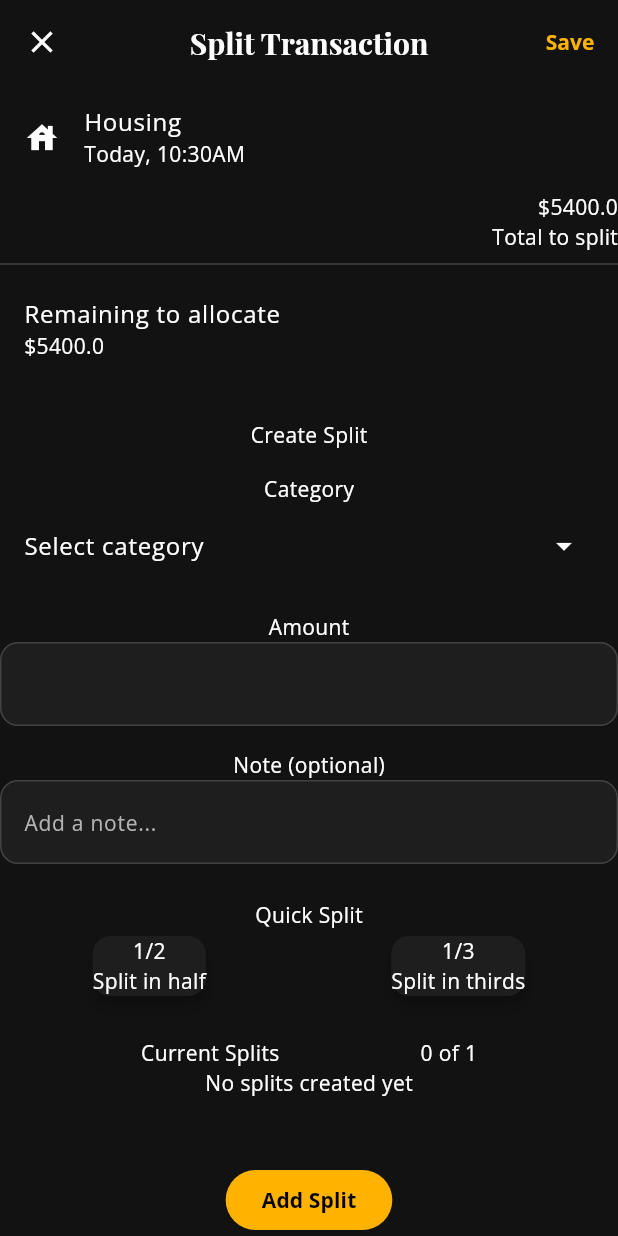
After one commit to MiThaikKaMar/xpens_flow, a Flutter app: the TransactionSplitPage screen opened by its route, on a phone screen of 412 x 824 dp. The commit adds this screen. Run offline on Flutter 3.47's test engine with Material 3 defaults, Android fonts, the phone set to English and light mode, and no system bars; our stand-ins replace equatable, file_picker, flutter_bloc, flutter_datetime_picker_plus, flutter_timezone, fpdart and 8 more; missing offline and left inert: currency_picker; accounts and stored records are empty; statements that could not run were skipped.

Commit message:
implement split page

```diff
--- a/lib/app/router/app_router.dart
+++ b/lib/app/router/app_router.dart
@@ -17,8 +17,10 @@ import 'package:xpens_flow/features/settings/presentation/pages/more_page.dart';
 import 'package:xpens_flow/features/transactions/domain/entities/transaction.dart';
 import 'package:xpens_flow/features/transactions/presentation/pages/transaction_detail_page.dart';
 import 'package:xpens_flow/features/transactions/presentation/pages/transaction_editor_page.dart';
+import 'package:xpens_flow/features/transactions/presentation/pages/transaction_split_page.dart';
 import 'package:xpens_flow/features/transactions/presentation/pages/transactions_feed_page.dart';
 import 'package:xpens_flow/features/transactions/presentation/state/editor/transaction_editor_bloc.dart';
+import 'package:xpens_flow/features/transactions/presentation/state/split/transaction_split_cubit.dart';
 
 import '../../core/common/utils/app_strings.dart';
 import '../../features/transactions/presentation/state/feed/transaction_feed_bloc.dart';
@@ -36,8 +38,8 @@ final GlobalKey<NavigatorState> _moreNavigatorKey = GlobalKey<NavigatorState>();
 
 class AppRouter {
   final GoRouter router = GoRouter(
-    initialLocation: Routes.welcome,
-    //initialLocation: Routes.transactionDetail,
+    //initialLocation: Routes.welcome,
+    initialLocation: '/test/split',
     redirect: (BuildContext context, GoRouterState state) {
       // Check SharedPreferences directly
       final prefsHelper = serviceLocator<SharedPreferencesHelper>();
@@ -115,6 +117,45 @@ class AppRouter {
           );
         },
       ),
+      GoRoute(
+        path: Routes.transactionSplit,
+        builder: (context, state) {
+          final idString = state.pathParameters['id']!;
+          final transactionId = int.parse(idString);
+          final extras = state.extra as Map<String, dynamic>;
+          final transaction = extras['transaction'] as Transaction;
+          final currencySymbol = extras['symbol'] as String;
+          return TransactionSplitPage(
+            transactionId: transactionId,
+            transaction: transaction,
+            currencySymbol: currencySymbol,
+            transactionSplitCubit: serviceLocator<TransactionSplitCubit>(),
+          );
+        },
+      ),
+
+      // For Ui wareframe preparing
+      GoRoute(
+        path: '/test/split',
+        builder: (context, state) {
+          final dummyTransaction = Transaction(
+            id: 123,
+            amount: 5400.0,
+            date_time: DateTime.now(),
+            category: "Housing",
+            type: TransactionType.expense,
+            description: 'Test Split Transaction',
+            // add other required fields
+          );
+          return TransactionSplitPage(
+            transactionId: dummyTransaction.id!,
+            transaction: dummyTransaction,
+            currencySymbol: '\$',
+            transactionSplitCubit: serviceLocator<TransactionSplitCubit>(),
+          );
+        },
+      ),
+
       StatefulShellRoute.indexedStack(
         builder: (context, state, navigationShell) {
           return MainPage(navigationShell: navigationShell);
--- a/lib/app/router/routes.dart
+++ b/lib/app/router/routes.dart
@@ -18,6 +18,7 @@ class Routes {
   static String transactions = "/transactions";
   static String transactionDetail = "/transactions/:id";
   static String transactionEdit = "/transactions/:id/edit";
+  static String transactionSplit = "/transactions/:id/split";
 
   // Budgets
   static String budgets = "/budgets";
--- /dev/null
+++ b/lib/features/transactions/presentation/pages/transaction_split_page.dart
@@ -0,0 +1,148 @@
+import 'package:flutter/material.dart';
+import 'package:xpens_flow/core/common/utils/icon_helper.dart';
+import 'package:xpens_flow/core/ui/format/date_format.dart';
+import 'package:xpens_flow/features/transactions/presentation/state/split/transaction_split_cubit.dart';
+
+import '../../../../core/ui/theme/spacing.dart';
+import '../../domain/entities/transaction.dart';
+
+class TransactionSplitPage extends StatefulWidget {
+  final int transactionId;
+  final Transaction transaction;
+  final String currencySymbol;
+  final TransactionSplitCubit _transactionSplitCubit;
+
+  const TransactionSplitPage({
+    super.key,
+    required this.transactionId,
+    required this.transaction,
+    required this.currencySymbol,
+    required transactionSplitCubit,
+  }) : _transactionSplitCubit = transactionSplitCubit;
+
+  @override
+  State<TransactionSplitPage> createState() => _TransactionSplitPageState();
+}
+
+class _TransactionSplitPageState extends State<TransactionSplitPage> {
+  late Transaction transaction;
+  late String currencySymbol;
+
+  @override
+  void initState() {
+    super.initState();
+
+    transaction = widget.transaction;
+    currencySymbol = widget.currencySymbol;
+  }
+
+  @override
+  Widget build(BuildContext context) {
+    return Scaffold(
+      appBar: AppBar(
+        leading: Icon(Icons.close),
+        title: Text("Split Transaction"),
+        actions: [TextButton(onPressed: () {}, child: Text("Save"))],
+      ),
+      body: SingleChildScrollView(
+        child: Column(
+          children: [
+            //.............................
+            //Info
+            Column(
+              crossAxisAlignment: CrossAxisAlignment.end,
+              children: [
+                ListTile(
+                  leading: Icon(getIconDataFromString(transaction.category)),
+                  title: Text(transaction.category),
+                  subtitle: Text(formatFullDateTime(transaction.date_time)),
+                ),
+                Text("$currencySymbol${transaction.amount}"),
+                Text("Total to split"),
+              ],
+            ),
+            Divider(),
+
+            //...........................
+            // Remaining
+            ListTile(
+              title: Text("Remaining to allocate"),
+              subtitle: Text("$currencySymbol${transaction.amount}"),
+              // trailing: IconButton.filled(
+              //   onPressed: () {
+              //     //scroll to quick split
+              //   },
+              //   icon: Icon(Icons.content_cut),
+              // ),
+            ),
+            SizedBox(height: AppSpacing.lg),
+
+            //........................
+            // Create Split
+            Text("Create Split"),
+
+            SizedBox(height: AppSpacing.md),
+            // Category
+            Text("Category"),
+            PopupMenuButton(
+              itemBuilder: (context) {
+                return [PopupMenuItem(child: Text("data"))];
+              },
+              child: ListTile(
+                title: Text("Select category"),
+                trailing: Icon(Icons.arrow_drop_down),
+              ),
+            ),
+            SizedBox(height: AppSpacing.md),
+
+            //....................
+            // Amount
+            Text("Amount"),
+            TextField(),
+
+            SizedBox(height: AppSpacing.md),
+
+            //.....................
+            //Note
+            Text("Note (optional)"),
+            TextField(decoration: InputDecoration(hintText: "Add a note...")),
+            SizedBox(height: AppSpacing.lg),
+
+            //..........................
+
+            // Quick Split
+            Text("Quick Split"),
+            Row(
+              mainAxisAlignment: MainAxisAlignment.spaceAround,
+              children: [
+                Card(
+                  child: Column(children: [Text("1/2"), Text("Split in half")]),
+                ),
+                Card(
+                  child: Column(
+                    children: [Text("1/3"), Text("Split in thirds")],
+                  ),
+                ),
+              ],
+            ),
+            SizedBox(height: AppSpacing.lg),
+
+            //.............................
+            // Current Splits
+            Row(
+              mainAxisAlignment: MainAxisAlignment.spaceEvenly,
+              children: [Text("Current Splits"), Text("0 of 1")],
+            ),
+            Text("No splits created yet"),
+          ],
+        ),
+      ),
+      bottomNavigationBar: Column(
+        mainAxisSize: MainAxisSize.min,
+        children: [FilledButton(onPressed: () {}, child: Text("Add Split"))],
+      ),
+    );
+  }
+}
+
+//Usage -> https://poe.com/s/73p3BYJFtaGI5A8xGnog
--- a/lib/features/transactions/presentation/state/detail/transaction_detail_state.dart
+++ /dev/null
@@ -1,6 +0,0 @@
-part of 'transaction_detail_cubit.dart';
-
-@immutable
-sealed class TransactionDetailState {}
-
-final class TransactionDetailInitial extends TransactionDetailState {}
--- /dev/null
+++ b/lib/features/transactions/presentation/state/split/transaction_split_cubit.dart
@@ -0,0 +1,149 @@
+import 'package:equatable/equatable.dart';
+import 'package:flutter_bloc/flutter_bloc.dart';
+import 'package:xpens_flow/features/transactions/domain/entities/transaction_split.dart';
+
+part 'transaction_split_state.dart';
+
+class TransactionSplitCubit extends Cubit<TransactionSplitState> {
+  TransactionSplitCubit() : super(TransactionSplitInitial(totalAmount: 0));
+
+  // Update selected category
+  void updateCategory(String category) {
+    emit(state.copyWith(selectedCategory: category));
+  }
+
+  // Update current amount being entered
+  void updateAmount(double amount) {
+    emit(state.copyWith(currentAmount: amount));
+  }
+
+  //Update note
+  void updateNote(String note) {
+    emit(state.copyWith(currentNote: note));
+  }
+
+  // Quick split in half
+  void splitInHalf() {
+    final amount = state.remainingToAllocate / 2;
+    _addEqualSplits(2, amount);
+  }
+
+  //Quick split in thirds
+  void splitInThirds() {
+    final amount = state.remainingToAllocate / 3;
+    _addEqualSplits(3, amount);
+  }
+
+  // Helper method for equal splits
+  void _addEqualSplits(int count, double amount) {
+    final newSplits = List<TransactionSplit>.from(state.currentSplits);
+
+    for (int i = 0; i < count; i++) {
+      newSplits.add(
+        TransactionSplit(
+          category: state.selectedCategory ?? 'Uncategoried',
+          amount: amount,
+        ),
+      );
+    }
+
+    emit(
+      state.copyWith(
+        currentSplits: newSplits,
+        selectedCategory: null,
+        currentAmount: null,
+        currentNote: null,
+      ),
+    );
+  }
+
+  // Add a split
+  void addSplit() {
+    //Basic validation
+    if (state.selectedCategory == null ||
+        state.currentAmount == null ||
+        state.currentAmount! <= 0 ||
+        state.currentAmount! > state.remainingToAllocate) {
+      emit(
+        TransactionSplitError(
+          message: 'Invalid input. Please check category and amount.',
+          totalAmount: state.totalAmount,
+          currentSplits: state.currentSplits,
+          selectedCategory: state.selectedCategory,
+          currentAmount: state.currentAmount,
+          currentNote: state.currentNote,
+        ),
+      );
+      return;
+    }
+
+    final newSplit = TransactionSplit(
+      category: state.selectedCategory!,
+      amount: state.currentAmount!,
+      note: state.currentNote ?? '',
+    );
+
+    final updatedSplits = List<TransactionSplit>.from(state.currentSplits)
+      ..add(newSplit);
+
+    emit(
+      state.copyWith(
+        currentSplits: updatedSplits,
+        selectedCategory: null,
+        currentAmount: null,
+        currentNote: null,
+      ),
+    );
+  }
+
+  // Clear error state
+  void clearError() {
+    emit(
+      TransactionSplitUpdated(
+        totalAmount: state.totalAmount,
+        currentSplits: state.currentSplits,
+        selectedCategory: state.selectedCategory,
+        currentAmount: state.currentAmount,
+        currentNote: state.currentNote,
+      ),
+    );
+  }
+
+  // Complete the split
+  void completeSplit() {
+    if (state.remainingToAllocate > 0) {
+      emit(
+        TransactionSplitError(
+          message: 'Please allocate the full amount before completing',
+          totalAmount: state.totalAmount,
+          currentSplits: state.currentSplits,
+          selectedCategory: state.selectedCategory,
+          currentAmount: state.currentAmount,
+          currentNote: state.currentNote,
+        ),
+      );
+      return;
+    }
+
+    if (state.currentSplits.isEmpty) {
+      emit(
+        TransactionSplitError(
+          message: 'Please add at least one split',
+          totalAmount: state.totalAmount,
+          currentSplits: state.currentSplits,
+          selectedCategory: state.selectedCategory,
+          currentAmount: state.currentAmount,
+          currentNote: state.currentNote,
+        ),
+      );
+      return;
+    }
+
+    emit(
+      TransactionSplitComplete(
+        totalAmount: state.totalAmount,
+        currentSplits: state.currentSplits,
+      ),
+    );
+  }
+}
--- /dev/null
+++ b/lib/features/transactions/presentation/state/split/transaction_split_state.dart
@@ -0,0 +1,94 @@
+part of 'transaction_split_cubit.dart';
+
+sealed class TransactionSplitState extends Equatable {
+  final double totalAmount;
+  final List<TransactionSplit> currentSplits;
+  final String? selectedCategory;
+  final double? currentAmount;
+  final String? currentNote;
+
+  const TransactionSplitState({
+    required this.totalAmount,
+    this.currentSplits = const [],
+    this.selectedCategory,
+    this.currentAmount,
+    this.currentNote,
+  });
+
+  double get remainingToAllocate {
+    final allocated = currentSplits.fold<double>(
+      0,
+      (sum, split) => sum + split.amount,
+    );
+
+    return totalAmount - allocated;
+  }
+
+  int get splitCount => currentSplits.length;
+
+  TransactionSplitState copyWith({
+    double? totalAmount,
+    List<TransactionSplit>? currentSplits,
+    String? selectedCategory,
+    double? currentAmount,
+    String? currentNote,
+  }) {
+    return TransactionSplitUpdated(
+      totalAmount: totalAmount ?? this.totalAmount,
+      currentSplits: currentSplits ?? this.currentSplits,
+      selectedCategory: selectedCategory ?? this.selectedCategory,
+      currentAmount: currentAmount ?? this.currentAmount,
+      currentNote: currentNote ?? this.currentNote,
+    );
+  }
+
+  @override
+  List<Object?> get props => [
+    totalAmount,
+    currentSplits,
+    selectedCategory,
+    currentAmount,
+    currentNote,
+  ];
+}
+
+final class TransactionSplitInitial extends TransactionSplitState {
+  const TransactionSplitInitial({required super.totalAmount});
+}
+
+class TransactionSplitLoading extends TransactionSplitState {
+  const TransactionSplitLoading({required super.totalAmount});
+}
+
+class TransactionSplitUpdated extends TransactionSplitState {
+  const TransactionSplitUpdated({
+    required super.totalAmount,
+    super.currentSplits,
+    super.selectedCategory,
+    super.currentAmount,
+    super.currentNote,
+  });
+}
+
+class TransactionSplitError extends TransactionSplitState {
+  final String message;
+
+  const TransactionSplitError({
+    required this.message,
+    required super.totalAmount,
+    super.currentSplits,
+    super.selectedCategory,
+    super.currentAmount,
+    super.currentNote,
+  });
+
+  @override
+  List<Object?> get props => [...super.props, message];
+}
+
+class TransactionSplitComplete extends TransactionSplitState {
+  const TransactionSplitComplete({
+    required super.totalAmount,
+    required super.currentSplits,
+  });
+}
--- a/lib/main.dart
+++ b/lib/main.dart
@@ -6,6 +6,7 @@ import 'package:xpens_flow/core/common/utils/app_strings.dart';
 import 'package:xpens_flow/features/onboarding/presentation/cubit/category_cubit.dart';
 import 'package:xpens_flow/features/transactions/presentation/state/editor/transaction_editor_bloc.dart';
 import 'package:xpens_flow/features/transactions/presentation/state/feed/transaction_feed_bloc.dart';
+import 'package:xpens_flow/features/transactions/presentation/state/split/transaction_split_cubit.dart';
 
 import 'core/ui/bloc/app_settings_bloc.dart';
 import 'core/ui/theme/app_theme.dart';
@@ -24,6 +25,7 @@ void main() async {
         ),
         BlocProvider(create: (_) => serviceLocator<TransactionFeedBloc>()),
         BlocProvider(create: (_) => serviceLocator<TransactionEditorBloc>()),
+        BlocProvider(create: (_) => serviceLocator<TransactionSplitCubit>()),
       ],
 
       child: const XpensFlow(),
```
Also changed, not shown: lib/app/di/init_dependencies.dart (+7 -0 lines), lib/features/transactions/presentation/state/detail/transaction_detail_cubit.dart (deleted, +0 -8 lines).
